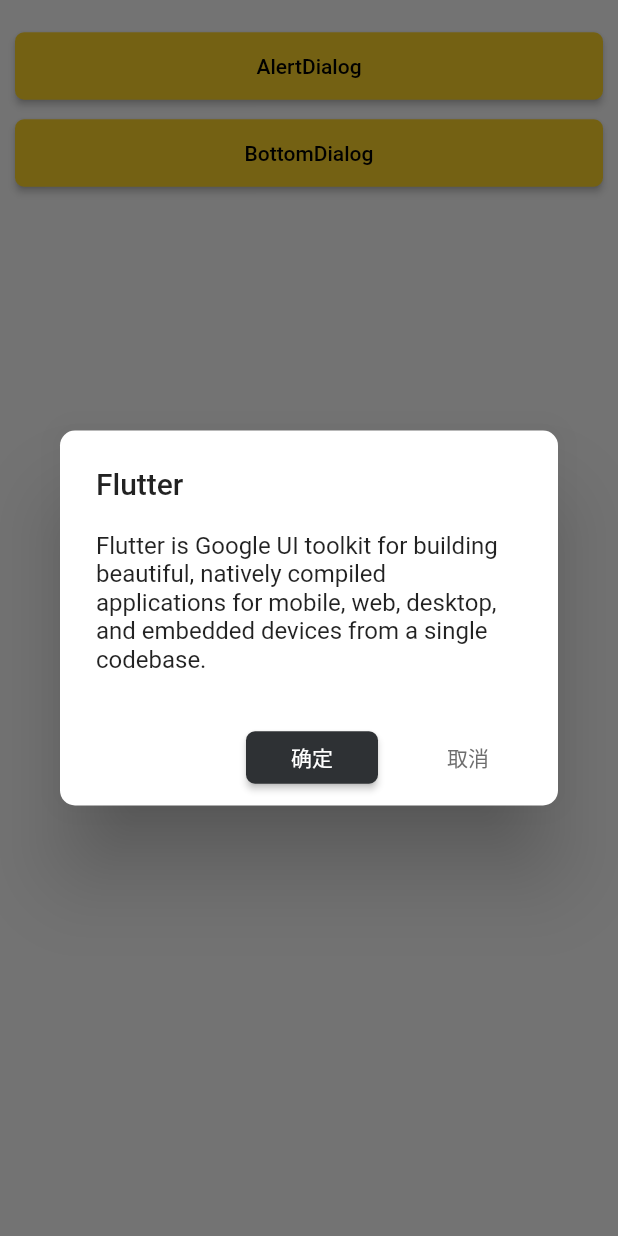
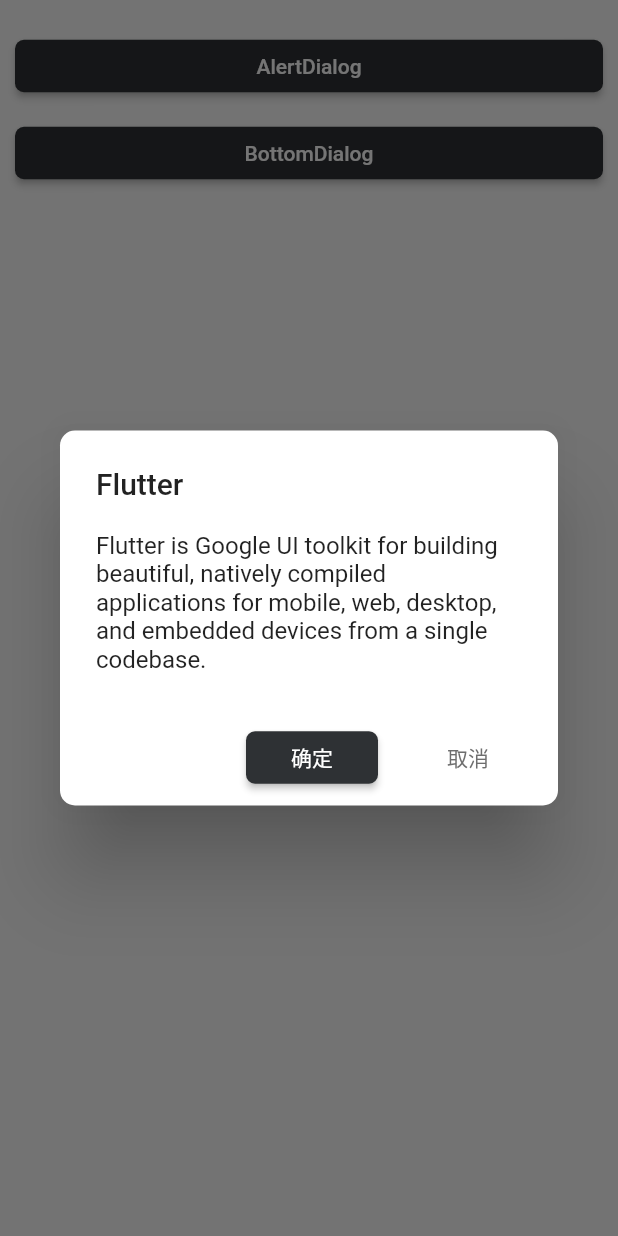
Before and after one commit to hello-ring/z_dialog, a Flutter app: the screen it shows after launch, after a tap on "AlertDialog", on a phone screen of 412 x 824 dp. Run offline on Flutter 3.47's test engine with Material 2 defaults, Android fonts, the phone set to English and light mode, and no system bars.

Commit message:
ZButton code optimization

```diff
--- a/example/lib/pages/home_page.dart
+++ b/example/lib/pages/home_page.dart
@@ -1,4 +1,3 @@
-import 'package:example/widgets/global_button.dart';
 import 'package:flutter/cupertino.dart';
 import 'package:flutter/material.dart';
 import 'package:z_dialog/z_dialog.dart';
@@ -21,7 +20,8 @@ class _HomePageState extends State<HomePage> {
             const SizedBox(
               height: 10,
             ),
-            GlobalButton(
+            ZButton(
+              isDark: true,
               text: 'AlertDialog',
               onPressed: () async {
                 ZDialog.showAlert(context,
@@ -30,14 +30,14 @@ class _HomePageState extends State<HomePage> {
                         'Flutter is Google UI toolkit for building beautiful, natively compiled applications for mobile, web, desktop, and embedded devices from a single codebase.',
                     actions: <Widget>[
                       ZButton(
-                        isConfirm: true,
+                        isDark: true,
                         text: '确定',
                         onPressed: () {
                           Navigator.of(context).pop();
                         },
                       ),
                       ZButton(
-                        isConfirm: false,
+                        isDark: false,
                         text: '取消',
                         onPressed: () {
                           Navigator.of(context).pop();
@@ -49,7 +49,8 @@ class _HomePageState extends State<HomePage> {
             const SizedBox(
               height: 10,
             ),
-            GlobalButton(
+            ZButton(
+              isDark: true,
               text: 'BottomDialog',
               onPressed: () async {
                 ZDialog.showBottomDialog(context,
--- a/lib/widget/z_button.dart
+++ b/lib/widget/z_button.dart
@@ -1,61 +1,56 @@
 import 'package:flutter/material.dart';
 import 'package:z_dialog/util/color.dart';
 
-class ZButton extends StatefulWidget {
+class ZButton extends StatelessWidget {
   final String? text;
   final bool enable;
-  final bool loading;
   final Color textColor;
-  final Color bgColor;
+  final Color? bgColor;
   final VoidCallback? onPressed;
-  final bool isConfirm;
+  final bool isDark;
   const ZButton({
     Key? key,
     this.text,
     this.enable = true,
     this.onPressed,
-    this.loading = false,
-    this.bgColor = primaryBlack,
+    this.bgColor,
     this.textColor = Colors.white,
-    this.isConfirm = false,
+    this.isDark = false,
   }) : super(key: key);
 
   @override
-  _ZButtonState createState() => _ZButtonState();
-}
-
-class _ZButtonState extends State<ZButton> {
-  @override
   Widget build(BuildContext context) {
-    if (!widget.isConfirm) {
+    if (!isDark) {
       return Padding(
         padding: const EdgeInsets.symmetric(horizontal: 20),
         child: TextButton(
-          child: Text(widget.text ?? '',
+          child: Text(text ?? '',
               style: const TextStyle(color: primaryCancelBlack, fontSize: 14)),
-          onPressed: widget.enable ? widget.onPressed : null,
+          onPressed: enable ? onPressed : null,
         ),
       );
     }
 
+    Color useBgColor;
+    if (bgColor != null) {
+      useBgColor = bgColor!;
+    } else {
+      if (isDark) {
+        useBgColor = primaryBlack;
+      } else {
+        useBgColor = Colors.white;
+      }
+    }
+
     return MaterialButton(
-        color: widget.isConfirm ? widget.bgColor : Colors.white,
+        color: useBgColor,
         shape: RoundedRectangleBorder(borderRadius: BorderRadius.circular(6)),
         disabledColor: primaryBlack,
-        onPressed: widget.enable ? widget.onPressed : null,
+        onPressed: enable ? onPressed : null,
         height: 35,
-        child: widget.loading
-            ? const SizedBox(
-                width: 18,
-                height: 18,
-                child: CircularProgressIndicator(
-                  color: Colors.black,
-                  // strokeWidth: ,
-                ),
-              )
-            : Text(
-                widget.text ?? '',
-                style: TextStyle(color: widget.textColor, fontSize: 14),
-              ));
+        child: Text(
+          text ?? '',
+          style: TextStyle(color: textColor, fontSize: 14),
+        ));
   }
 }
```
